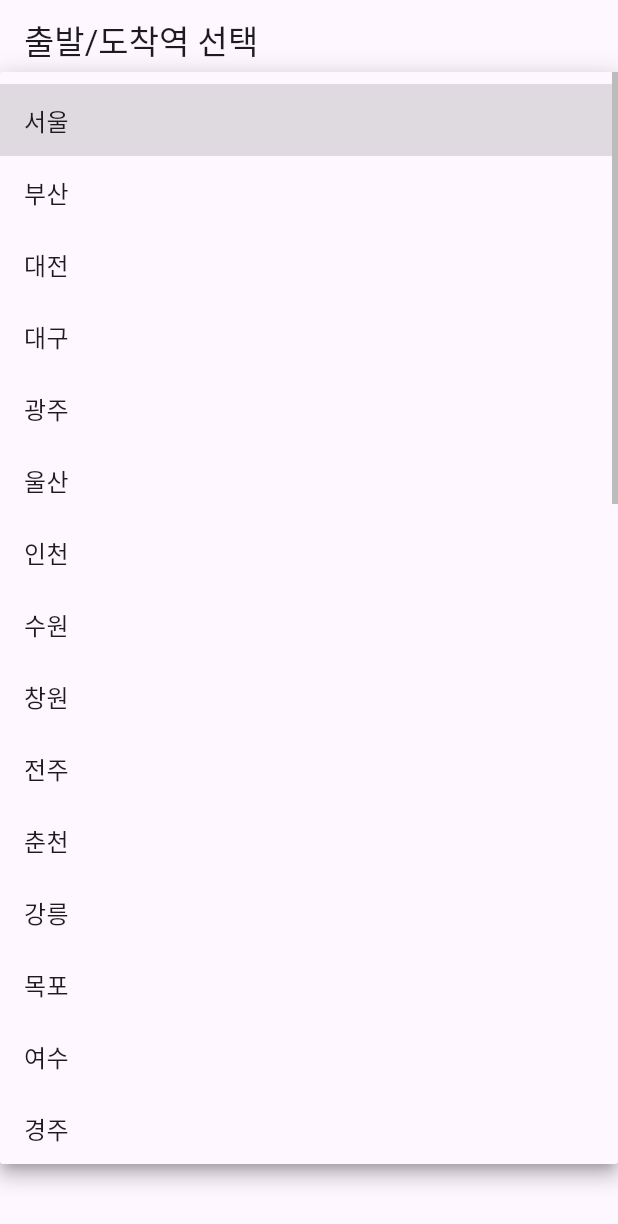
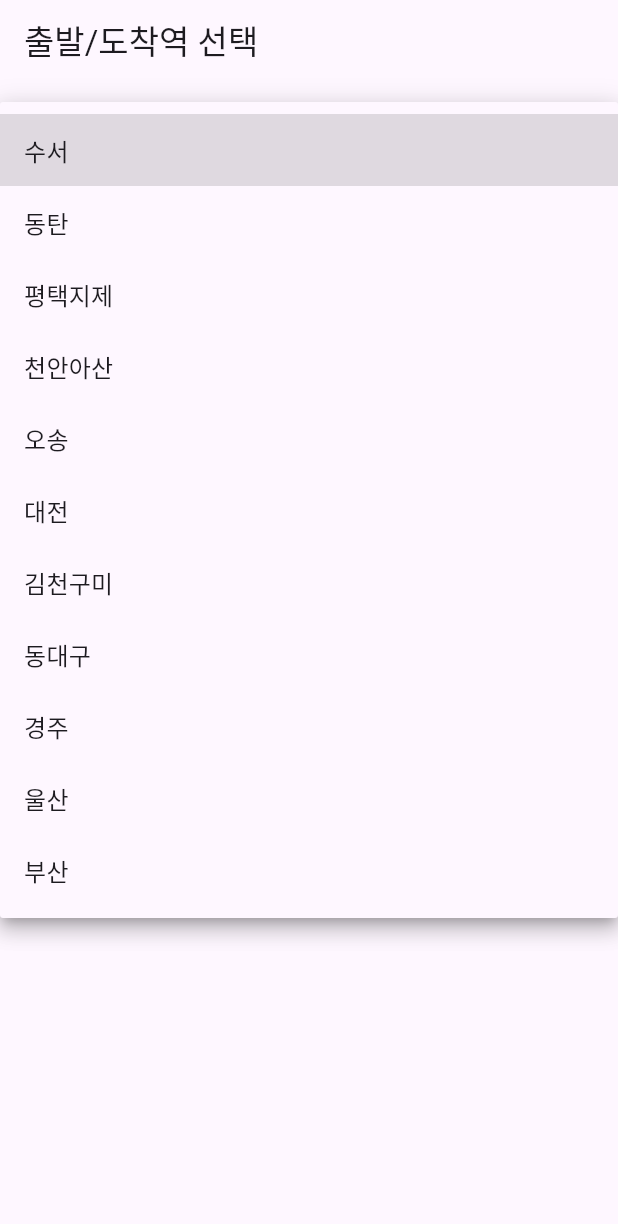
Before and after one commit to Aislyn-cell/flutter_train_app, a Flutter app: the screen it shows after launch, after a tap on "출발역", on a phone screen of 412 x 824 dp. Shown: the top 1224 px of the screen. Run offline on Flutter 3.47's test engine with Material 3 defaults, Android fonts, the phone set to English and light mode, and no system bars.

Commit message:
기차역 구분을 위해 새로운 파일 생성했습니다.

```diff
--- a/lib/home_page.dart
+++ b/lib/home_page.dart
@@ -1,4 +1,5 @@
 import 'package:flutter/material.dart';
+import 'package:flutter_train_app/stations.dart';
 
 class HomePage extends StatefulWidget {
   const HomePage({super.key});
@@ -78,45 +79,3 @@ class HomePageState extends State<HomePage> {
     );
   }
 }
-
-//add station list
-const List<String> stations = <String>[
-  '서울',
-  '부산',
-  '대전',
-  '대구',
-  '광주',
-  '울산',
-  '인천',
-  '수원',
-  '창원',
-  '전주',
-  '춘천',
-  '강릉',
-  '목포',
-  '여수',
-  '경주',
-  '포항',
-  '안동',
-  '제천',
-  '충주',
-  '원주',
-  '천안',
-  '아산',
-  '서산',
-  '군산',
-  '익산',
-  '정읍',
-  '남원',
-  '순천',
-  '진주',
-  '김천',
-  '구미',
-  '마산',
-  '진해',
-  '통영',
-  '거제',
-  '김해',
-  '양산',
-  '제주',
-];
--- /dev/null
+++ b/lib/stations.dart
@@ -0,0 +1,13 @@
+final List<String> stations = [
+  '수서',
+  '동탄',
+  '평택지제',
+  '천안아산',
+  '오송',
+  '대전',
+  '김천구미',
+  '동대구',
+  '경주',
+  '울산',
+  '부산',
+];
```
